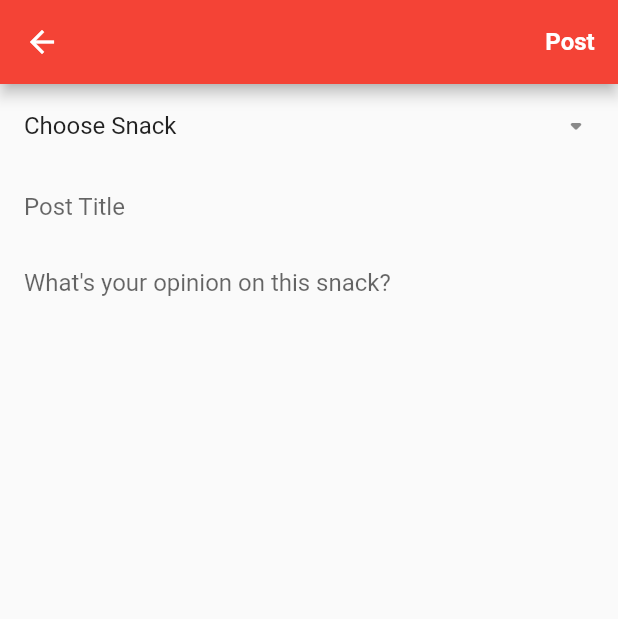
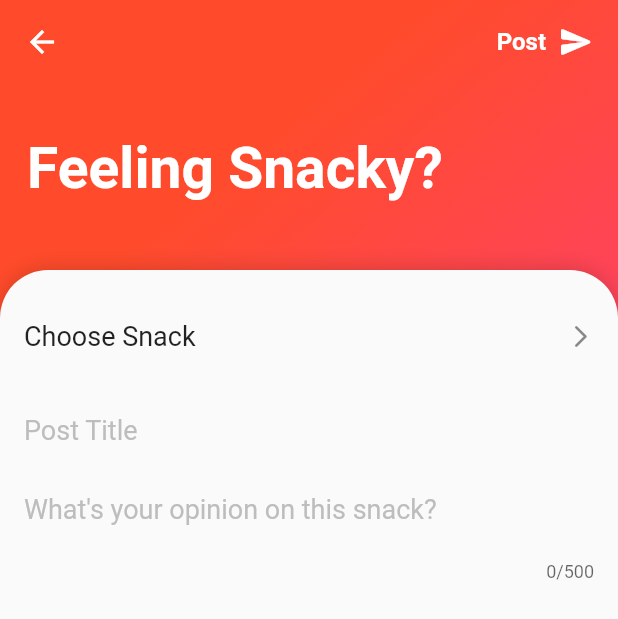
Before and after one commit to orifriesen/snax, a Flutter app: the MakePostPage screen opened directly, on a phone screen of 412 x 824 dp. Shown: the top 619 px of the screen. Run offline on Flutter 3.47's test engine with Material 2 defaults, Android fonts, the light colour scheme and no system bars; our stand-ins replace cloud_firestore, cloud_functions, firebase_auth, firebase_core, firebase_storage, flutter_rating_bar and 8 more; missing offline and left inert: camerakit, dart:ffi, loading, number_display; accounts and stored records are empty; network calls fail.

Commit message:
Make post page redesigned
Still need randomization

```diff
--- a/snax/lib/feedPage/makePostPage.dart
+++ b/snax/lib/feedPage/makePostPage.dart
@@ -1,7 +1,10 @@
+import 'dart:math';
+
 import 'package:flutter/material.dart';
 import 'package:snax/backend/backend.dart';
 import 'package:snax/backend/requests.dart';
 import 'package:snax/barcodeScanner/barcodeAddCode.dart';
+import 'package:snax/helpers.dart';
 
 class MakePostPage extends StatefulWidget {
   @override
@@ -26,8 +29,10 @@ class _MakePostPageState extends State<MakePostPage> {
   @override
   Widget build(BuildContext context) {
     return Scaffold(
+        extendBodyBehindAppBar: true,
         appBar: AppBar(
-        //title: Text("Make a Post"),
+          backgroundColor: Colors.transparent,
+          elevation: 0,
           actions: [
             TextButton(
               onPressed: () {
@@ -40,36 +45,94 @@ class _MakePostPageState extends State<MakePostPage> {
                   print("error");
                 });
               },
-              child: Text(
+              child: Row(
+                children: [
+                  Text(
                     "Post",
                     style: TextStyle(
                         color: Colors.white,
                         fontSize: 16.0,
                         fontWeight: FontWeight.bold),
-              ))
+                  ),
+                  Padding(
+                    padding: const EdgeInsets.only(left: 8.0, right: 8),
+                    child: Icon(
+                      Icons.send_rounded,
+                      color: Colors.white,
+                    ),
+                  ),
                 ],
               ),
-      body: Column(
+            )
+          ],
+        ),
+        body: Stack(
+          children: [
+            Container(
+                height: 250,
+                decoration: BoxDecoration(
+                  //color: SnaxColors.redAccent,
+                  gradient: SnaxGradients.redBigThings,
+                )),
+            Padding(
+              padding: const EdgeInsets.only(top: 180),
+              child: Container(
+                height: 1000,
+                decoration: BoxDecoration(
+                  borderRadius: BorderRadius.only(
+                      topLeft: Radius.circular(32),
+                      topRight: Radius.circular(32)),
+                  color: Theme.of(context).canvasColor,
+                  boxShadow: [
+                    BoxShadow(
+                        color: Color.fromARGB(46, 0, 0, 0), blurRadius: 12)
+                  ],
+                ),
+                child: Padding(
+                  padding: const EdgeInsets.only(top: 16),
+                  child: Column(
                     children: [
                       (snack == null)
                           ? ListTile(
-                  title: Text("Choose Snack"),
-                  trailing: Icon(Icons.arrow_drop_down_rounded),
+                              title: Text(
+                                "Choose Snack",
+                                style: TextStyle(fontSize: 18),
+                              ),
+                              trailing: Icon(
+                                Icons.arrow_forward_ios_rounded,
+                                size: 18,
+                              ),
                               onTap: chooseNewSnack,
                             )
                           : ListTile(
-                  leading: AspectRatio(
+                              leading: ClipRRect(
+                                borderRadius: BorderRadius.circular(16),
+                                child: AspectRatio(
                                     aspectRatio: 1.0,
                                     child: Image.network(
                                       snack.image,
-                        scale: 5,
+                                      scale: 3,
                                     )),
-                  title: Text(snack.name),
-                  subtitle: Text("Choose Other Snack"),
+                              ),
+                              title: Text(
+                                snack.name,
+                                style: TextStyle(
+                                  fontSize: 18,
+                                  fontWeight: FontWeight.w500,
+                                ),
+                              ),
+                              subtitle: Text(
+                                "Change Snack",
+                                style: TextStyle(fontSize: 15),
+                              ),
                               trailing: Icon(Icons.arrow_drop_down_outlined),
                               onTap: chooseNewSnack),
-          TextField(
+                      Padding(
+                        padding: const EdgeInsets.only(top: 8.0),
+                        child: TextField(
+                          style: TextStyle(fontSize: 18),
                           decoration: InputDecoration(
+                              hintStyle: TextStyle(color: Colors.grey[400]),
                               border: InputBorder.none,
                               contentPadding: EdgeInsets.all(16.0),
                               hintText: 'Post Title'),
@@ -77,19 +140,78 @@ class _MakePostPageState extends State<MakePostPage> {
                           minLines: 1,
                           maxLines: 2,
                         ),
+                      ),
                       Expanded(
                         child: TextField(
+                          style: TextStyle(fontSize: 18),
                           decoration: InputDecoration(
+                              hintStyle: TextStyle(color: Colors.grey[400]),
                               border: InputBorder.none,
                               contentPadding: EdgeInsets.all(16.0),
                               hintText: 'What\'s your opinion on this snack?'),
                           controller: bodyController,
                           minLines: 1,
                           maxLines: 20,
+                          maxLength: 500,
                         ),
                       )
                     ],
                   ),
+                ),
+              ),
+            ),
+            Padding(
+              padding: const EdgeInsets.only(top: 90, left: 18),
+              child: Text(
+                "Feeling Snacky?",
+                style: TextStyle(
+                    fontWeight: FontWeight.w700,
+                    fontSize: 38,
+                    color: Colors.white),
+              ),
+            )
+          ],
+        )
+        //   children: [
+        //     (snack == null)
+        //         ? ListTile(
+        //             title: Text("Choose Snack"),
+        //             trailing: Icon(Icons.arrow_drop_down_rounded),
+        //             onTap: chooseNewSnack,
+        //           )
+        //         : ListTile(
+        //             leading: AspectRatio(
+        //                 aspectRatio: 1.0,
+        //                 child: Image.network(
+        //                   snack.image,
+        //                   scale: 5,
+        //                 )),
+        //             title: Text(snack.name),
+        //             subtitle: Text("Choose Other Snack"),
+        //             trailing: Icon(Icons.arrow_drop_down_outlined),
+        //             onTap: chooseNewSnack),
+        //     TextField(
+        //       decoration: InputDecoration(
+        //           border: InputBorder.none,
+        //           contentPadding: EdgeInsets.all(16.0),
+        //           hintText: 'Post Title'),
+        //       controller: titleController,
+        //       minLines: 1,
+        //       maxLines: 2,
+        //     ),
+        //     Expanded(
+        //       child: TextField(
+        //         decoration: InputDecoration(
+        //             border: InputBorder.none,
+        //             contentPadding: EdgeInsets.all(16.0),
+        //             hintText: 'What\'s your opinion on this snack?'),
+        //         controller: bodyController,
+        //         minLines: 1,
+        //         maxLines: 20,
+        //       ),
+        //     )
+        //   ],
+        // ),
         );
   }
 }
--- a/snax/lib/feedPage/post.dart
+++ b/snax/lib/feedPage/post.dart
@@ -34,16 +34,16 @@ String dateFormatPost(DateTime time) {
   print(difference.inDays);
   if (difference.inMinutes <= 60)
     return difference.inMinutes.toString() +
-        ((difference.inMinutes > 1) ? " minutes ago" : " minute ago");
+        ((difference.inMinutes != 1) ? " minutes ago" : " minute ago");
   else if (difference.inHours <= 24)
     return difference.inHours.toString() +
-        ((difference.inHours > 1) ? " hours ago" : " hour ago");
+        ((difference.inHours != 1) ? " hours ago" : " hour ago");
   else if (difference.inDays <= 7)
     return difference.inDays.toString() +
-        ((difference.inDays > 1) ? " days ago" : " day ago");
+        ((difference.inDays != 1) ? " days ago" : " day ago");
   else if (difference.inDays <= 28)
     return (difference.inDays / 7).floor().toString() +
-        (((difference.inDays / 7).floor() > 1) ? " weeks ago" : " week ago");
+        (((difference.inDays / 7).floor() != 1) ? " weeks ago" : " week ago");
   else if (difference.inDays <= 365)
     return DateFormat("MMM d").format(time);
   else
```
Lines whose indentation alone changed are shown as unchanged.
